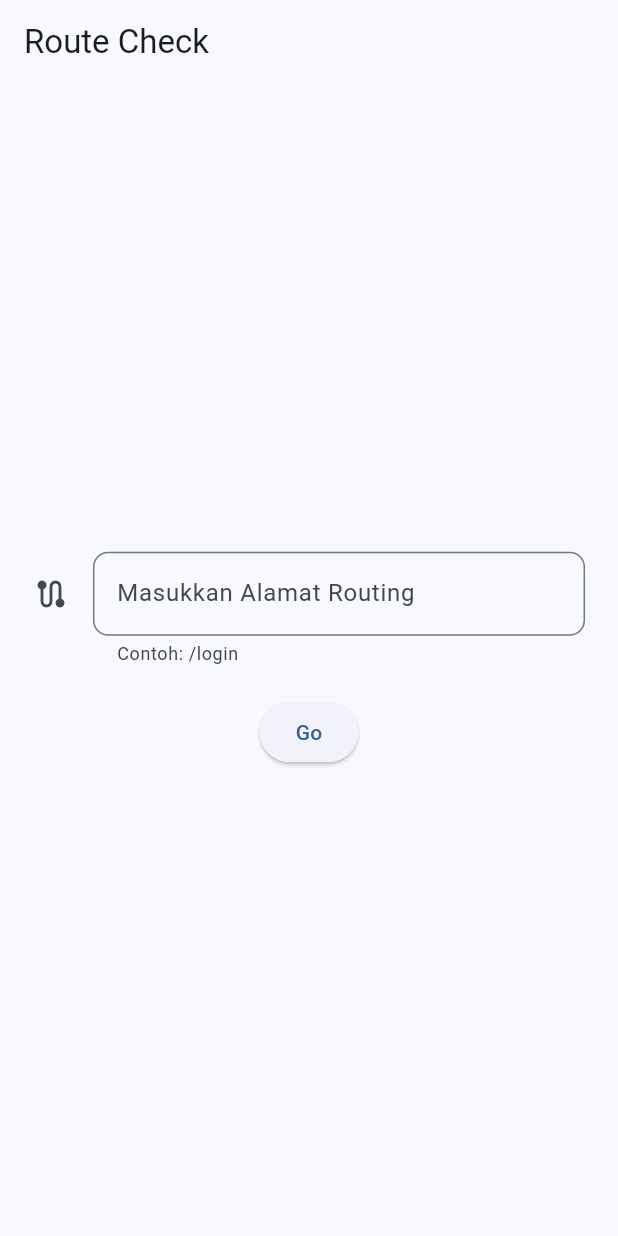
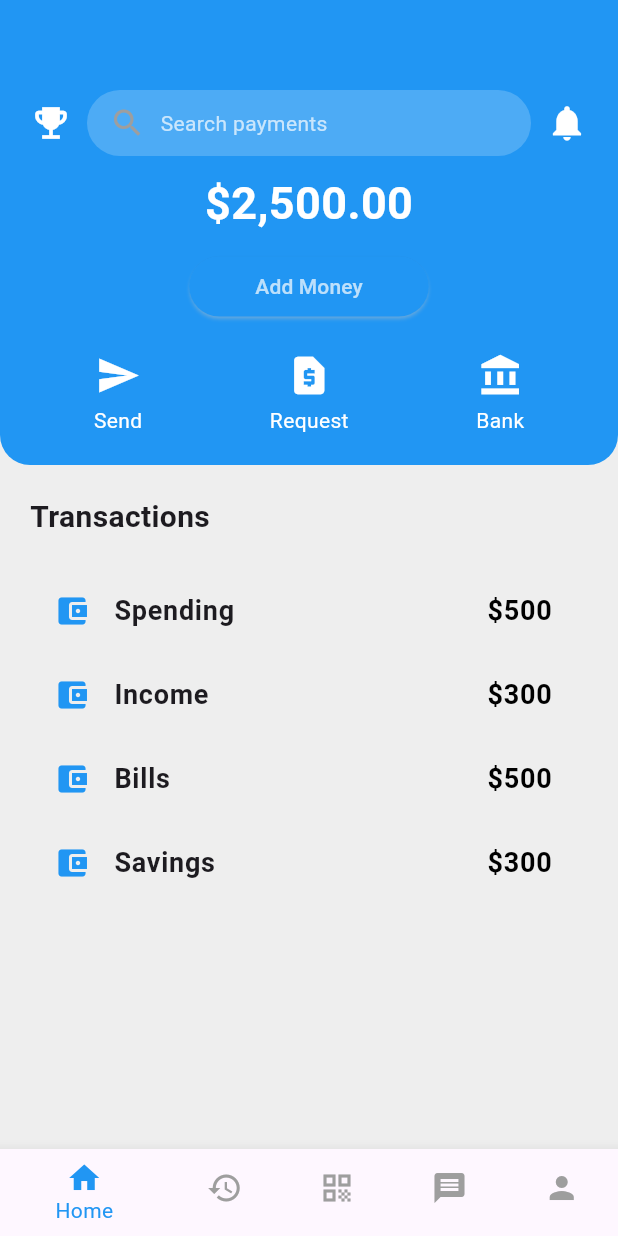
Before and after one commit to TI-POLINDRA/PEMOBILE2-D4RPL2A-PRAKTIKUM4, a Flutter app: the screen it shows after launch, on a phone screen of 412 x 824 dp. Run offline on Flutter 3.47's test engine with Material 3 defaults, Android fonts, the light colour scheme and no system bars; our stand-ins replace flutter_screenutil, google_fonts.

Commit message:
ui: Home Screen

```diff
--- a/lib/main.dart
+++ b/lib/main.dart
@@ -1,38 +1,16 @@
 import 'package:flutter/material.dart';
-import 'package:flutter_screenutil/flutter_screenutil.dart';
-import 'package:pemobile2_d4rpl3a_praktikum4/screens/login_screen.dart';
-import 'package:pemobile2_d4rpl3a_praktikum4/screens/payment_secreen.dart';
-import 'package:pemobile2_d4rpl3a_praktikum4/screens/payment_request_screen.dart';
-import 'package:pemobile2_d4rpl3a_praktikum4/utils/router_check.dart';
+import 'screens/wallet_screen.dart';
 
 void main() {
-  runApp(const MyApp());
+  runApp(MyApp());
 }
 
 class MyApp extends StatelessWidget {
-  const MyApp({super.key});
-
   @override
   Widget build(BuildContext context) {
-    return ScreenUtilInit(
-      designSize: const Size(375, 812),
-      minTextAdapt: true,
-      splitScreenMode: true,
-      builder: (context, child) {
-        return MaterialApp(
-          title: 'Flutter Demo',
-          theme: ThemeData(
-            colorScheme: ColorScheme.fromSeed(seedColor: Colors.blue),
-          ),
-          initialRoute: '/',
-          routes: {
-            '/': (context) => const RouterCheck(),
-            '/login': (context) => const LoginScreen(),
-            '/payment': (context) => const PaymentScreen(),
-            '/payment_request': (context) => const PaymentRequestScreen(),
-          },
-        );
-      },
+    return MaterialApp(
+      debugShowCheckedModeBanner: false,
+      home: WalletScreen(),
     );
   }
 }
--- /dev/null
+++ b/lib/screens/wallet_screen.dart
@@ -0,0 +1,20 @@
+import 'package:flutter/material.dart';
+import '../widgets/header.dart';
+import '../widgets/transaction_item.dart';
+import '../widgets/bottom_navbar.dart';
+
+class WalletScreen extends StatelessWidget {
+  @override
+  Widget build(BuildContext context) {
+    return Scaffold(
+      backgroundColor: Colors.grey[200],
+      body: Column(
+        children: [
+          Header(),
+          TransactionItem(),
+        ],
+      ),
+      bottomNavigationBar: BottomNavBar(),
+    );
+  }
+}
--- /dev/null
+++ b/lib/widgets/bottom_navbar.dart
@@ -0,0 +1,18 @@
+import 'package:flutter/material.dart';
+
+class BottomNavBar extends StatelessWidget {
+  @override
+  Widget build(BuildContext context) {
+    return BottomNavigationBar(
+      items: [
+        BottomNavigationBarItem(icon: Icon(Icons.home), label: "Home"),
+        BottomNavigationBarItem(icon: Icon(Icons.history), label: "History"),
+        BottomNavigationBarItem(icon: Icon(Icons.qr_code), label: "Scan"),
+        BottomNavigationBarItem(icon: Icon(Icons.message), label: "Message"),
+        BottomNavigationBarItem(icon: Icon(Icons.person), label: "Profile"),
+      ],
+      selectedItemColor: Colors.blue,
+      unselectedItemColor: Colors.grey,
+    );
+  }
+}
--- /dev/null
+++ b/lib/widgets/header.dart
@@ -0,0 +1,92 @@
+import 'package:flutter/material.dart';
+
+class Header extends StatelessWidget {
+  @override
+  Widget build(BuildContext context) {
+    return Container(
+      padding: EdgeInsets.all(20),
+      decoration: BoxDecoration(
+        color: Colors.blue,
+        borderRadius: BorderRadius.only(
+          bottomLeft: Radius.circular(20),
+          bottomRight: Radius.circular(20),
+        ),
+      ),
+      child: Column(
+        crossAxisAlignment: CrossAxisAlignment.start,
+        children: [
+          SizedBox(height: 40),
+          Row(
+            mainAxisAlignment: MainAxisAlignment.spaceBetween,
+            children: [
+              Icon(Icons.emoji_events, color: Colors.white, size: 28),
+              Expanded(
+                child: Container(
+                  margin: EdgeInsets.symmetric(horizontal: 10),
+                  padding: EdgeInsets.symmetric(horizontal: 15, vertical: 10),
+                  decoration: BoxDecoration(
+                    color: Colors.white.withOpacity(0.2),
+                    borderRadius: BorderRadius.circular(30),
+                  ),
+                  child: Row(
+                    children: [
+                      Icon(Icons.search, color: Colors.grey),
+                      SizedBox(width: 10),
+                      Text("Search payments",
+                        style: TextStyle(color: Colors.white70),
+                      ),
+                    ],
+                  ),
+                ),
+              ),
+              Icon(Icons.notifications, color: Colors.white, size: 28),
+            ],
+          ),
+          SizedBox(height: 10),
+          Center(
+            child: Text("\$2,500.00",
+              style: TextStyle(color: Colors.white, fontSize: 30, fontWeight: FontWeight.bold),
+            ),
+          ),
+          SizedBox(height: 10),
+          Center(
+            child: ElevatedButton(
+              onPressed: () {},
+              style: ElevatedButton.styleFrom(
+                shadowColor: Colors.white70,
+                backgroundColor: Colors.blue,
+                foregroundColor: Colors.white70,
+                shape: RoundedRectangleBorder(
+                  borderRadius: BorderRadius.circular(30),
+                ),
+              ),
+              child: Padding(
+                padding: EdgeInsets.symmetric(horizontal: 20, vertical: 10),
+                child: Text("Add Money"),
+              ),
+            ),
+          ),
+          SizedBox(height: 20),
+          Row(
+            mainAxisAlignment: MainAxisAlignment.spaceAround,
+            children: [
+              _buildHeaderButton(Icons.send, "Send"),
+              _buildHeaderButton(Icons.request_page, "Request"),
+              _buildHeaderButton(Icons.account_balance, "Bank"),
+            ],
+          ),
+        ],
+      ),
+    );
+  }
+
+  Widget _buildHeaderButton(IconData icon, String label) {
+    return Column(
+      children: [
+        Icon(icon, color: Colors.white, size: 30),
+        SizedBox(height: 5),
+        Text(label, style: TextStyle(color: Colors.white)),
+      ],
+    );
+  }
+}
--- /dev/null
+++ b/lib/widgets/transaction_item.dart
@@ -0,0 +1,30 @@
+import 'package:flutter/material.dart';
+
+class TransactionItem extends StatelessWidget {
+  @override
+  Widget build(BuildContext context) {
+    return Expanded(
+      child: Padding(
+        padding: const EdgeInsets.all(20),
+        child: ListView(
+          children: [
+            Text("Transactions", style: TextStyle(fontSize: 20, fontWeight: FontWeight.bold)),
+            SizedBox(height: 20),
+            _buildTransactionSection("Spending", "\$500"),
+            _buildTransactionSection("Income", "\$300"),
+            _buildTransactionSection("Bills", "\$500"),
+            _buildTransactionSection("Savings", "\$300"),
+          ],
+        ),
+      ),
+    );
+  }
+
+  Widget _buildTransactionSection(String title, String amount) {
+    return ListTile(
+      leading: Icon(Icons.account_balance_wallet, color: Colors.blue),
+      title: Text(title, style: TextStyle(fontSize: 18, fontWeight: FontWeight.bold)),
+      trailing: Text(amount, style: TextStyle(fontSize: 18, fontWeight: FontWeight.bold, color: Colors.black)),
+    );
+  }
+}
```
Also changed, not shown: lib/screens/transactions.dart (added), pubspec.lock.
